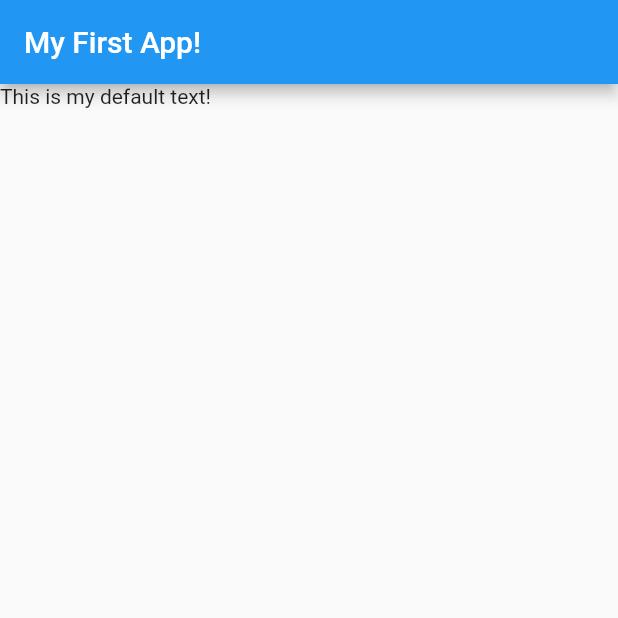
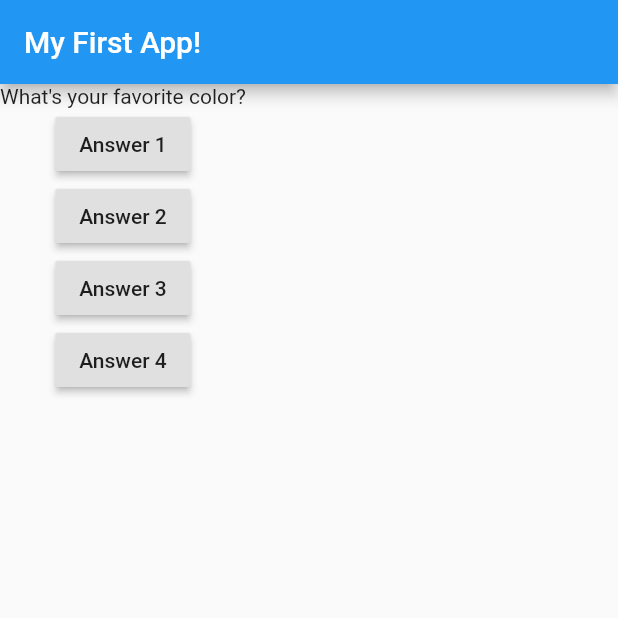
Before and after one commit to Amoghtech/Flutter-made-simple, a Flutter app: the screen it shows after launch, on a phone screen of 412 x 824 dp, the top half of it. Run offline on Flutter 3.47's test engine with Material 2 defaults, Android fonts, the phone set to English and light mode, and no system bars.

Commit message:
Column, RaisedButton, Child, Onpressed

```diff
--- a/quiz_app/lib/main.dart
+++ b/quiz_app/lib/main.dart
@@ -7,14 +7,46 @@ import 'package:flutter/material.dart';
 void main() => runApp(MyApp());
 
 class MyApp extends StatelessWidget {
+  var questionindex=0;
+
+  void answerquestions() {
+    questionindex = questionindex + 1;
+    // print('Answer chosen');
+  }
+
   @override
   Widget build(BuildContext ctx) {
+    var questions = [
+      'What\'s your favorite color?',
+      'What\'s your favorite animal'
+    ];
+
     return MaterialApp(
       home: Scaffold(
         appBar: AppBar(
           title: Text('My First App!'),
         ),
-        body: Text("This is my default text!"),
+        body: Column(children: [
+          Text(questions[questionindex]),
+          RaisedButton(
+            child: Text('Answer 1'),
+            onPressed: answerquestions,
+          ),
+          RaisedButton(
+            child: Text('Answer 2'),
+            onPressed: () => print("Answer 2 "),
+          ),
+          RaisedButton(
+            child: Text('Answer 3'),
+            onPressed: () {
+              print("Answer 3");
+            },
+          ),
+          RaisedButton(
+            child: Text('Answer 4'),
+            onPressed: answerquestions,
+          ),
+        ]),
       ),
     );
   }
```
